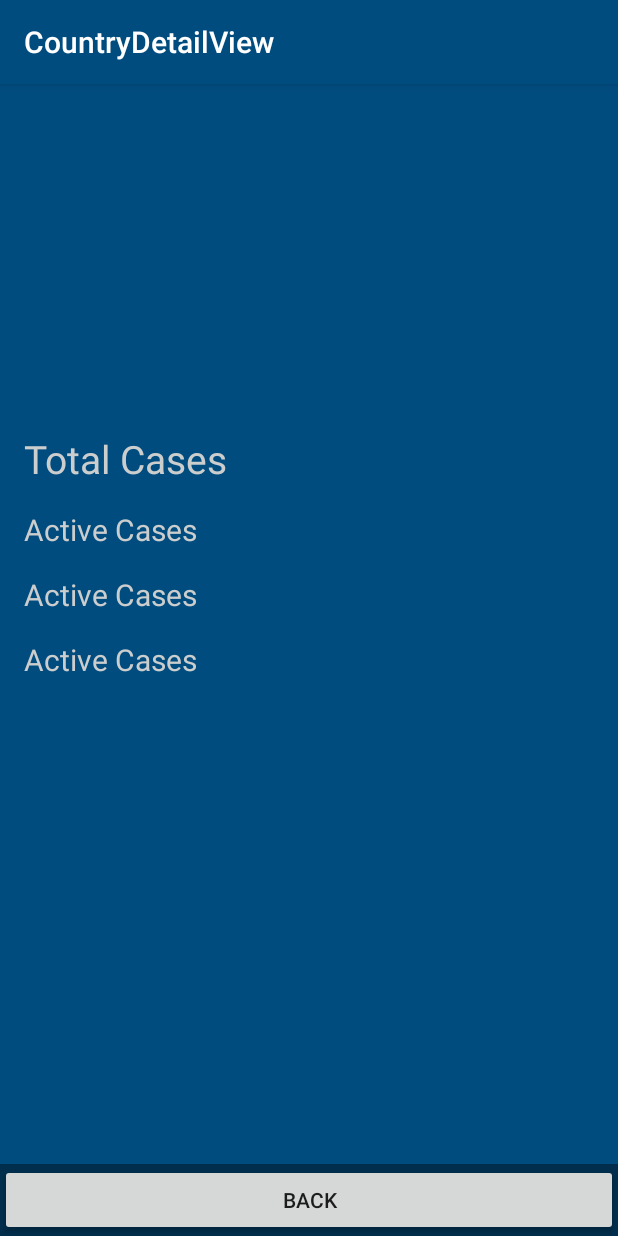
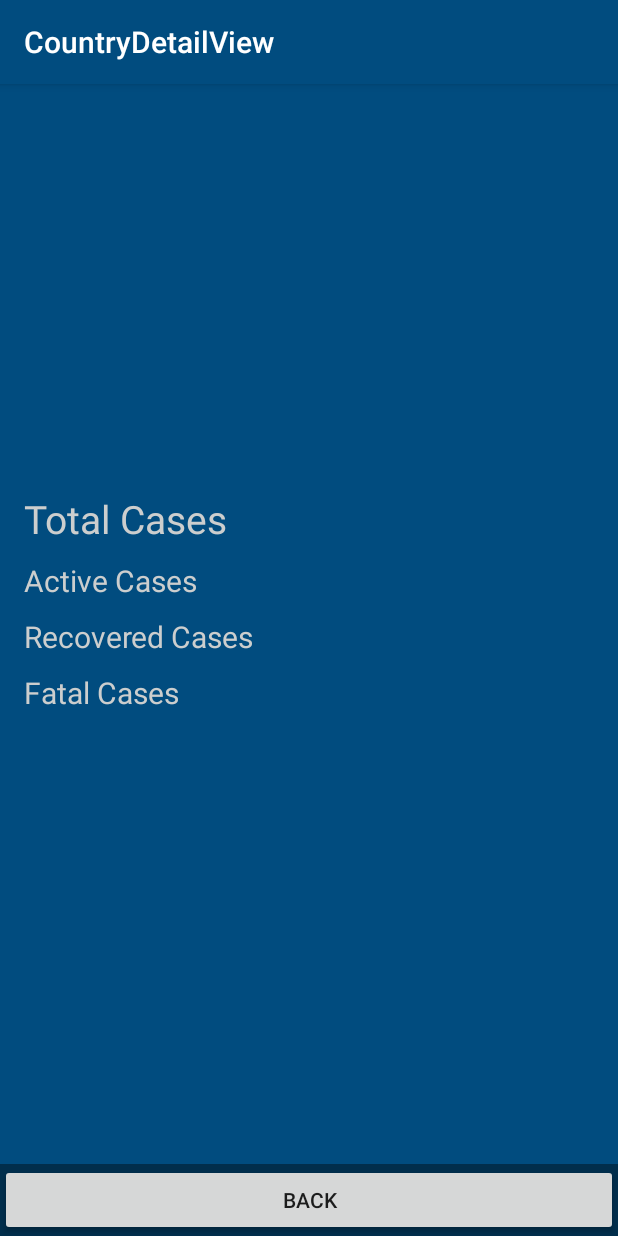
Before and after one commit to sumanthakkala/Visual-COVID-19, an Android app: the CountryDetailView screen opened directly, with no data from a screen before it, on a phone screen of 412 x 824 dp. Run offline under Robolectric (Android 15) with nearby library versions, the phone set to English and light mode, and no system bars; our stand-ins replace AdMob; network calls fail.

```diff
--- a/app/build.gradle
+++ b/app/build.gradle
@@ -37,4 +37,5 @@ dependencies {
     implementation 'androidx.constraintlayout:constraintlayout:1.1.3'
     implementation 'com.android.volley:volley:1.1.1'
     implementation 'com.android.support:support-v4:28.0.0'
+    implementation 'com.google.android.gms:play-services-ads:19.1.0'
 }
--- a/app/src/main/java/com/example/visualcovid_19/CountryDetailView.java
+++ b/app/src/main/java/com/example/visualcovid_19/CountryDetailView.java
@@ -4,6 +4,7 @@ import android.annotation.SuppressLint;
 
 import androidx.appcompat.app.ActionBar;
 import androidx.appcompat.app.AppCompatActivity;
+import androidx.constraintlayout.widget.ConstraintLayout;
 
 import android.content.Intent;
 import android.os.Bundle;
@@ -13,17 +14,24 @@ import android.view.View;
 import android.widget.Button;
 import android.widget.TextView;
 
+import com.google.android.gms.ads.AdRequest;
+import com.google.android.gms.ads.AdSize;
+import com.google.android.gms.ads.AdView;
+
 /**
  * An example full-screen activity that shows and hides the system UI (i.e.
  * status bar and navigation/system bar) with user interaction.
  */
 public class CountryDetailView extends AppCompatActivity implements View.OnClickListener {
-
+    private ConstraintLayout countryDetailViewLayout;
     private TextView total;
     private TextView active;
     private TextView recovered;
     private TextView fatal;
     private Button backButton;
+
+    private AdView topAdView;
+    private AdView bottomAdView;
 
     @Override
     protected void onCreate(Bundle savedInstanceState) {
@@ -32,12 +40,20 @@ public class CountryDetailView extends AppCompatActivity implements View.OnClick
         setContentView(R.layout.activity_country_detail_view);
 
         Intent intent = getIntent();
+        countryDetailViewLayout = findViewById(R.id.countryDetailViewLayout);
         total = findViewById(R.id.totalCasesDetailView);
         active = findViewById(R.id.activeCasesDetailView);
         recovered = findViewById(R.id.recoveredCasesdetailView);
         fatal = findViewById(R.id.fatalCasesDetailView);
         backButton = findViewById(R.id.backButton);
         backButton.setOnClickListener(this);
+
+        topAdView = findViewById(R.id.countryDetailTopAdUnit);
+        bottomAdView = findViewById(R.id.countryDetailBottomAdUnit);
+        AdRequest adRequest = new AdRequest.Builder().build();
+        topAdView.loadAd(adRequest);
+        bottomAdView.loadAd(adRequest);
+
         total.setText(intent.getStringExtra("TotalCases"));
         active.setText(intent.getStringExtra("ActiveCases"));
         recovered.setText(intent.getStringExtra("RecoveredCases"));
@@ -91,6 +107,7 @@ public class CountryDetailView extends AppCompatActivity implements View.OnClick
 
     @Override
     public void onClick(View v) {
+        countryDetailViewLayout.removeAllViews();
         finish();
     }
 }
--- a/app/src/main/res/layout/activity_country_detail_view.xml
+++ b/app/src/main/res/layout/activity_country_detail_view.xml
@@ -11,10 +11,23 @@
          is needed to present your content, e.g. VideoView, SurfaceView,
          TextureView, etc. -->
     <androidx.constraintlayout.widget.ConstraintLayout
-        android:id="@+id/fullscreen_content"
+        android:id="@+id/countryDetailViewLayout"
         android:layout_width="match_parent"
         android:layout_height="match_parent"
         android:fitsSystemWindows="true">
+
+        <com.google.android.gms.ads.AdView
+            android:id="@+id/countryDetailTopAdUnit"
+            android:layout_width="0dp"
+            android:layout_height="250dp"
+            android:layout_alignParentBottom="true"
+            android:layout_centerHorizontal="true"
+            app:adSize="BANNER"
+            app:adUnitId="@string/admob_banner_test_unit_id"
+            app:layout_constraintBottom_toTopOf="@+id/textView"
+            app:layout_constraintEnd_toEndOf="parent"
+            app:layout_constraintStart_toStartOf="parent"
+            app:layout_constraintTop_toTopOf="parent"></com.google.android.gms.ads.AdView>
 
         <LinearLayout
             android:id="@+id/fullscreen_content_controls"
@@ -41,7 +54,7 @@
             android:id="@+id/recoveredCasesdetailView"
             android:layout_width="wrap_content"
             android:layout_height="wrap_content"
-            android:layout_marginTop="16dp"
+            android:layout_marginTop="10dp"
             android:layout_marginEnd="16dp"
             android:layout_marginRight="16dp"
             android:text="564"
@@ -56,8 +69,8 @@
             android:layout_height="wrap_content"
             android:layout_marginStart="16dp"
             android:layout_marginLeft="16dp"
-            android:layout_marginTop="16dp"
-            android:text="Active Cases"
+            android:layout_marginTop="10dp"
+            android:text="Fatal Cases"
             android:textColor="#CCCECE"
             android:textSize="20sp"
             app:layout_constraintEnd_toStartOf="@+id/fatalCasesDetailView"
@@ -69,7 +82,7 @@
             android:id="@+id/fatalCasesDetailView"
             android:layout_width="wrap_content"
             android:layout_height="wrap_content"
-            android:layout_marginTop="16dp"
+            android:layout_marginTop="10dp"
             android:layout_marginEnd="16dp"
             android:layout_marginRight="16dp"
             android:text="3"
@@ -82,7 +95,7 @@
             android:id="@+id/activeCasesDetailView"
             android:layout_width="wrap_content"
             android:layout_height="wrap_content"
-            android:layout_marginTop="16dp"
+            android:layout_marginTop="10dp"
             android:layout_marginEnd="16dp"
             android:layout_marginRight="16dp"
             android:text="877"
@@ -97,8 +110,8 @@
             android:layout_height="wrap_content"
             android:layout_marginStart="16dp"
             android:layout_marginLeft="16dp"
-            android:layout_marginTop="16dp"
-            android:text="Active Cases"
+            android:layout_marginTop="10dp"
+            android:text="Recovered Cases"
             android:textColor="#CCCECE"
             android:textSize="20sp"
             app:layout_constraintEnd_toStartOf="@+id/recoveredCasesdetailView"
@@ -112,7 +125,7 @@
             android:layout_height="wrap_content"
             android:layout_marginStart="16dp"
             android:layout_marginLeft="16dp"
-            android:layout_marginTop="232dp"
+            android:layout_marginTop="272dp"
             android:text="Total Cases"
             android:textColor="#CCCECE"
             android:textSize="26sp"
@@ -125,9 +138,9 @@
             android:id="@+id/totalCasesDetailView"
             android:layout_width="wrap_content"
             android:layout_height="wrap_content"
-            android:layout_marginTop="232dp"
-            android:layout_marginEnd="12dp"
-            android:layout_marginRight="12dp"
+            android:layout_marginTop="272dp"
+            android:layout_marginEnd="16dp"
+            android:layout_marginRight="16dp"
             android:text="99999"
             android:textColor="#CCCECE"
             android:textSize="26sp"
@@ -140,7 +153,7 @@
             android:layout_height="wrap_content"
             android:layout_marginStart="16dp"
             android:layout_marginLeft="16dp"
-            android:layout_marginTop="16dp"
+            android:layout_marginTop="10dp"
             android:text="Active Cases"
             android:textColor="#CCCECE"
             android:textSize="20sp"
@@ -148,6 +161,19 @@
             app:layout_constraintHorizontal_bias="0.0"
             app:layout_constraintStart_toStartOf="parent"
             app:layout_constraintTop_toBottomOf="@+id/textView" />
+
+        <com.google.android.gms.ads.AdView
+            android:id="@+id/countryDetailBottomAdUnit"
+            android:layout_width="0dp"
+            android:layout_height="250dp"
+            android:layout_alignParentBottom="true"
+            android:layout_centerHorizontal="true"
+            app:adSize="BANNER"
+            app:adUnitId="@string/admob_banner_test_unit_id"
+            app:layout_constraintBottom_toTopOf="@+id/fullscreen_content_controls"
+            app:layout_constraintEnd_toEndOf="parent"
+            app:layout_constraintStart_toStartOf="parent"
+            app:layout_constraintTop_toBottomOf="@+id/textView10"></com.google.android.gms.ads.AdView>
     </androidx.constraintlayout.widget.ConstraintLayout>
 
     <!-- This FrameLayout insets its children based on system windows using
--- a/app/src/main/res/values/keys.xml
+++ b/app/src/main/res/values/keys.xml
@@ -1,4 +1,7 @@
 <?xml version="1.0" encoding="utf-8"?>
 <resources>
     <string name="google_maps_key" translatable="false"></string>
+    <string name="admob_banner_unit_id" translatable="false">ca-app-pub-4251356988332561/3945865436</string>
+    <string name="admob_banner_test_unit_id" translatable="false">ca-app-pub-3940256099942544/6300978111</string>
+
 </resources>
```
Also changed, not shown: app/src/main/AndroidManifest.xml (+7 -5 lines), app/src/main/java/com/example/visualcovid_19/AdFragment.java (added, +59 -0 lines), app/src/main/java/com/example/visualcovid_19/ScrollingActivity.java (+30 -3 lines), app/src/main/res/layout/activity_scrolling.xml (+33 -0 lines), app/src/main/res/layout/fragment_ad.xml (added, +25 -0 lines), app/src/main/res/drawable/covid_virus.png (added).
